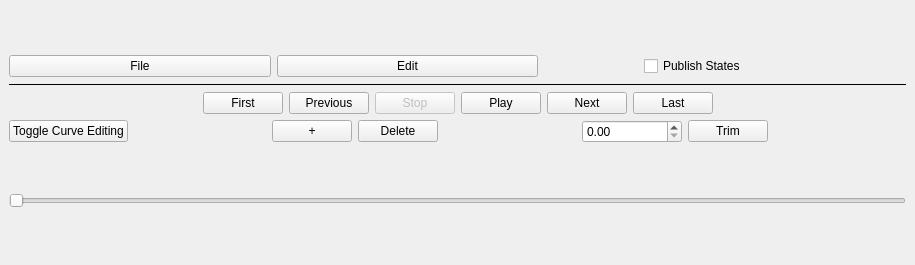
Above: resources/animation_plugin.ui from marvmn/rqt_animation before the change. Below: the same form after it.
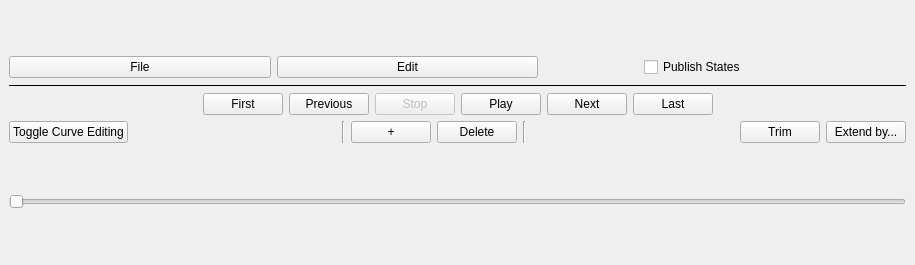
That is the form after the change.

```diff
--- a/resources/animation_plugin.ui
+++ b/resources/animation_plugin.ui
@@ -191,6 +191,13 @@
          </property>
         </spacer>
        </item>
+       <item>
+        <widget class="Line" name="line_2">
+         <property name="orientation">
+          <enum>Qt::Vertical</enum>
+         </property>
+        </widget>
+       </item>
        <item>
         <widget class="QPushButton" name="addButton">
          <property name="text">
@@ -205,6 +212,13 @@
          </property>
         </widget>
        </item>
+       <item>
+        <widget class="Line" name="line_3">
+         <property name="orientation">
+          <enum>Qt::Vertical</enum>
+         </property>
+        </widget>
+       </item>
        <item>
         <spacer name="horizontalSpacer_4">
          <property name="orientation">
@@ -218,16 +232,6 @@
          </property>
         </spacer>
        </item>
-       <item>
-        <widget class="QDoubleSpinBox" name="timeSpinBox">
-         <property name="minimumSize">
-          <size>
-           <width>100</width>
-           <height>0</height>
-          </size>
-         </property>
-        </widget>
-       </item>
        <item>
         <widget class="QPushButton" name="trimButton">
          <property name="text">
@@ -236,17 +240,11 @@
         </widget>
        </item>
        <item>
-        <spacer name="horizontalSpacer_6">
-         <property name="orientation">
-          <enum>Qt::Horizontal</enum>
+        <widget class="QPushButton" name="extendButton">
+         <property name="text">
+          <string>Extend by...</string>
          </property>
-         <property name="sizeHint" stdset="0">
-          <size>
-           <width>40</width>
-           <height>20</height>
-          </size>
-         </property>
-        </spacer>
+        </widget>
        </item>
       </layout>
      </item>
```
